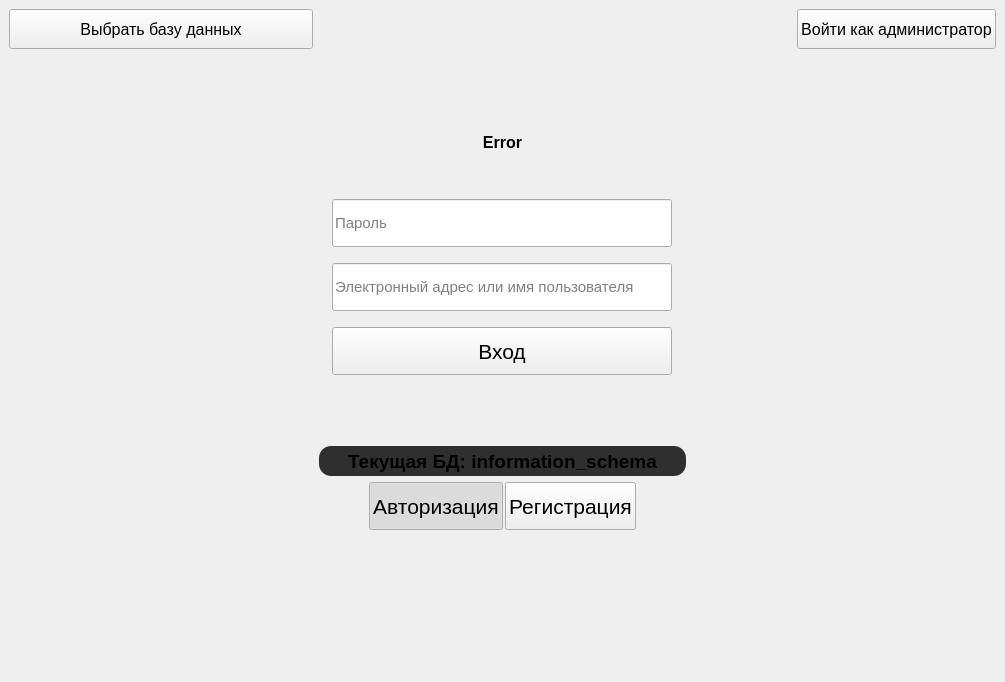
First picture: the form in ui/mainwindow.ui, repository Korostast/chat-database-project, before the edit.
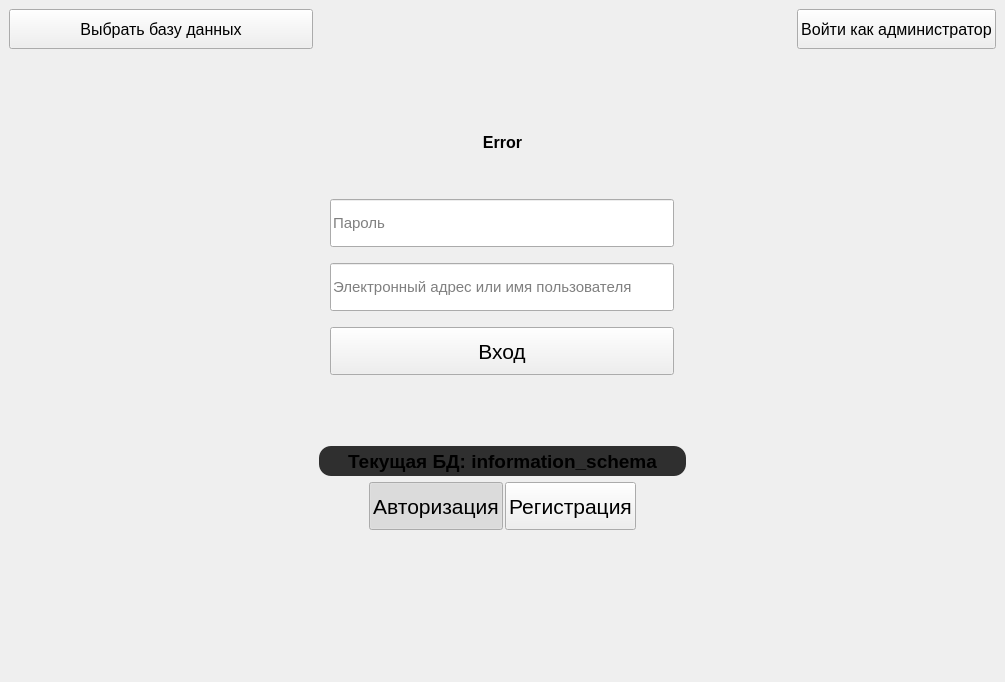
Second picture: the form after the edit. Icons and pictures are not drawn. Custom widgets are drawn as their Qt base class.

Patch:
```diff
--- a/ui/mainwindow.ui
+++ b/ui/mainwindow.ui
@@ -209,7 +209,7 @@
                 </property>
                 <property name="minimumSize">
                  <size>
-                  <width>340</width>
+                  <width>344</width>
                   <height>48</height>
                  </size>
                 </property>
@@ -245,7 +245,7 @@
                 </property>
                 <property name="minimumSize">
                  <size>
-                  <width>340</width>
+                  <width>344</width>
                   <height>48</height>
                  </size>
                 </property>
@@ -275,7 +275,7 @@
                 </property>
                 <property name="minimumSize">
                  <size>
-                  <width>340</width>
+                  <width>344</width>
                   <height>48</height>
                  </size>
                 </property>
```
